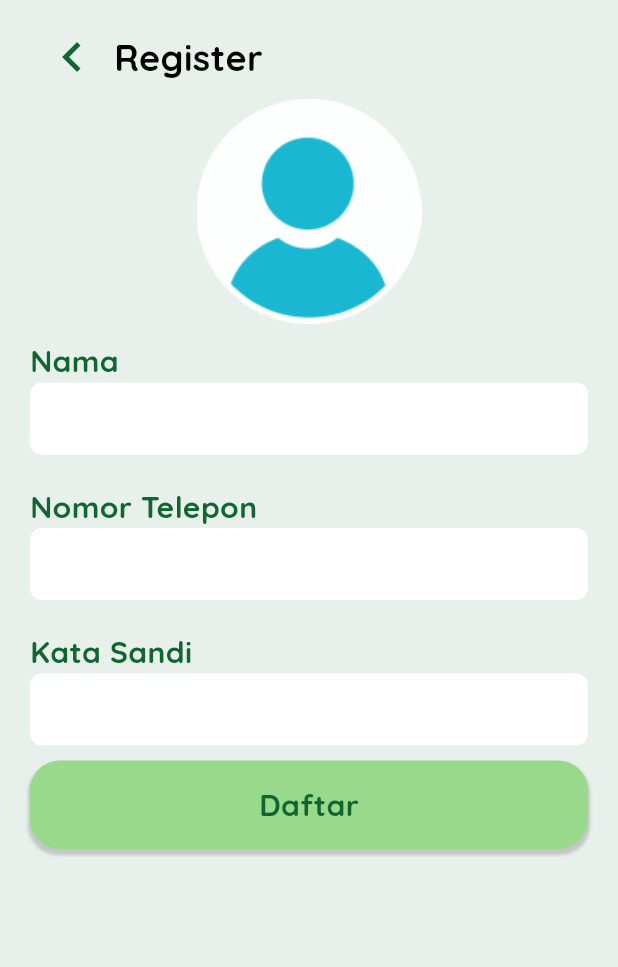
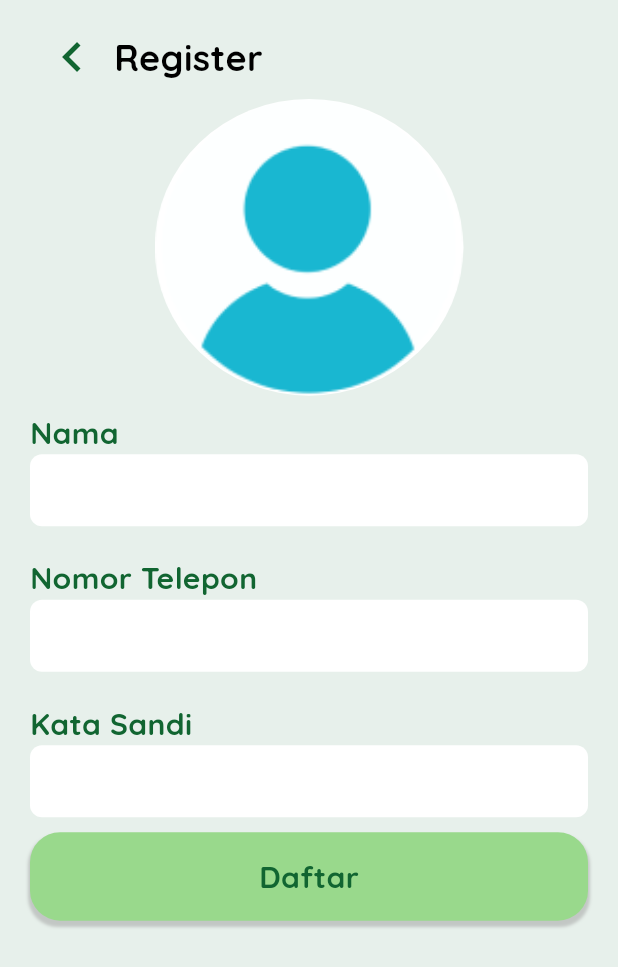
Before and after one commit to FieryInferno/aplikasi_pendeteksi_penyakit_tanaman, a Flutter app: the Register screen opened directly, on a phone screen of 412 x 824 dp. Shown: the top 967 px of the screen. Run offline on Flutter 3.47's test engine with Material 2 defaults, Android fonts, the phone set to English and light mode, and no system bars; our stand-ins replace image_picker, shared_preferences; missing offline and left inert: jwt_decode; accounts and stored records are empty.

Commit message:
Upload foto profile

```diff
--- a/lib/pages/profile/register.dart
+++ b/lib/pages/profile/register.dart
@@ -1,3 +1,4 @@
+import 'dart:io';
 import 'package:flutter/material.dart';
 import 'package:image_picker/image_picker.dart';
 import '../../helpers.dart';
@@ -5,8 +6,16 @@ import '../../components/title_widget.dart';
 import '../../components/input_widget.dart';
 import '../../components/primary_button.dart';
 
-class Register extends StatelessWidget {
+class Register extends StatefulWidget {
   const Register({super.key});
+
+  @override
+  // ignore: library_private_types_in_public_api
+  _Register createState() => _Register();
+}
+
+class _Register extends State<Register> {
+  File? fotoProfile;
 
   @override
   Widget build(BuildContext context) {
@@ -35,12 +44,42 @@ class Register extends StatelessWidget {
                 ],
               ),
               InkWell(
-                child: Center(child: Image.asset('assets/images/user.png')),
+                child: Center(
+                  child: ClipOval(
+                    child: fotoProfile != null
+                        ? Image.file(
+                            fotoProfile!,
+                            width: MediaQuery.of(context).size.width * 0.5,
+                            height: MediaQuery.of(context).size.height * 0.24,
+                            fit: BoxFit.cover,
+                          )
+                        : Image.asset(
+                            'assets/images/user.png',
+                            width: MediaQuery.of(context).size.width * 0.5,
+                            height: MediaQuery.of(context).size.height * 0.24,
+                            fit: BoxFit.cover,
+                          ),
+                  ),
+
+                  // child: Container(
+                  //   width: MediaQuery.of(context).size.width * 0.5,
+                  //   height: MediaQuery.of(context).size.height * 0.5,
+                  //   decoration: const BoxDecoration(
+                  //     shape: BoxShape.circle,
+                  //     color: Colors.amber,
+                  //   ),
+                  //   child: fotoProfile != null
+                  //       ? Image.file(fotoProfile!)
+                  //       : Image.asset('assets/images/user.png'),
+                  // ),
+                ),
                 onTap: () {
                   Helpers helpers = Helpers();
-                  helpers.showModalImage(context, () {
-                    XFile pickedFile = Helpers().getImage(context) as XFile;
-                    print(pickedFile);
+                  helpers.showModalImage(context, () async {
+                    XFile pickedFile =
+                        await Helpers().getImage(context) as XFile;
+
+                    setState(() => fotoProfile = File(pickedFile.path));
                   });
                 },
               ),
```
